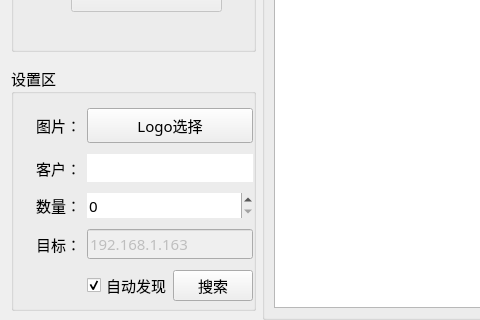
Old version of the form pro_qc/home/home_workwid.ui in the repository ChinaClever/MPro-Tools; both pictures show x 0 to 480 and y 179 to 499 of the 1108 by 499 pixel window.
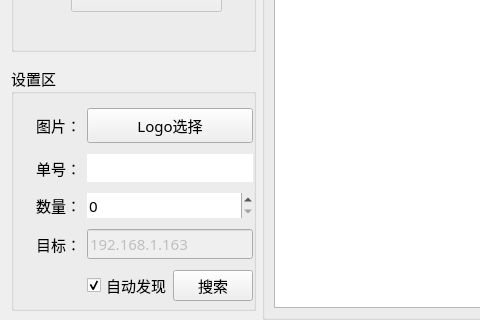
New version of the form.

Patch:
```diff
--- a/pro_qc/home/home_workwid.ui
+++ b/pro_qc/home/home_workwid.ui
@@ -546,7 +546,7 @@
          </size>
         </property>
         <property name="text">
-         <string>客户：</string>
+         <string>单号：</string>
         </property>
         <property name="alignment">
          <set>Qt::AlignRight|Qt::AlignTrailing|Qt::AlignVCenter</set>
```
